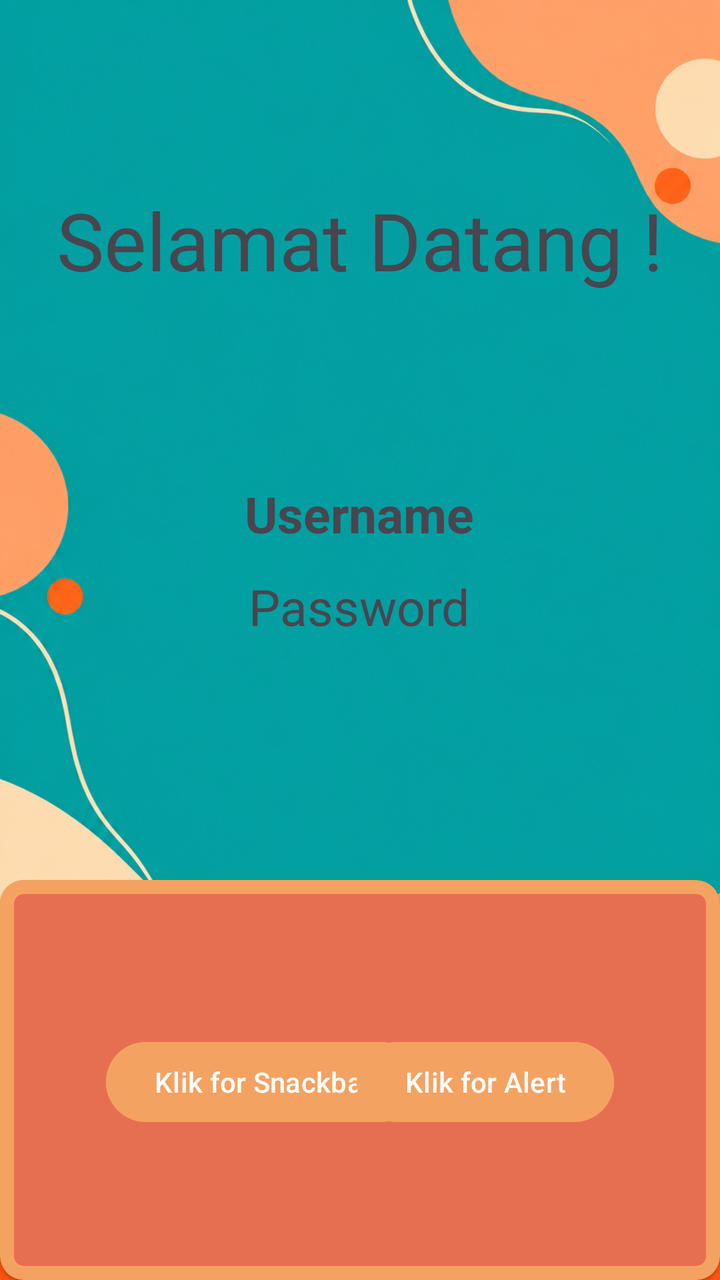
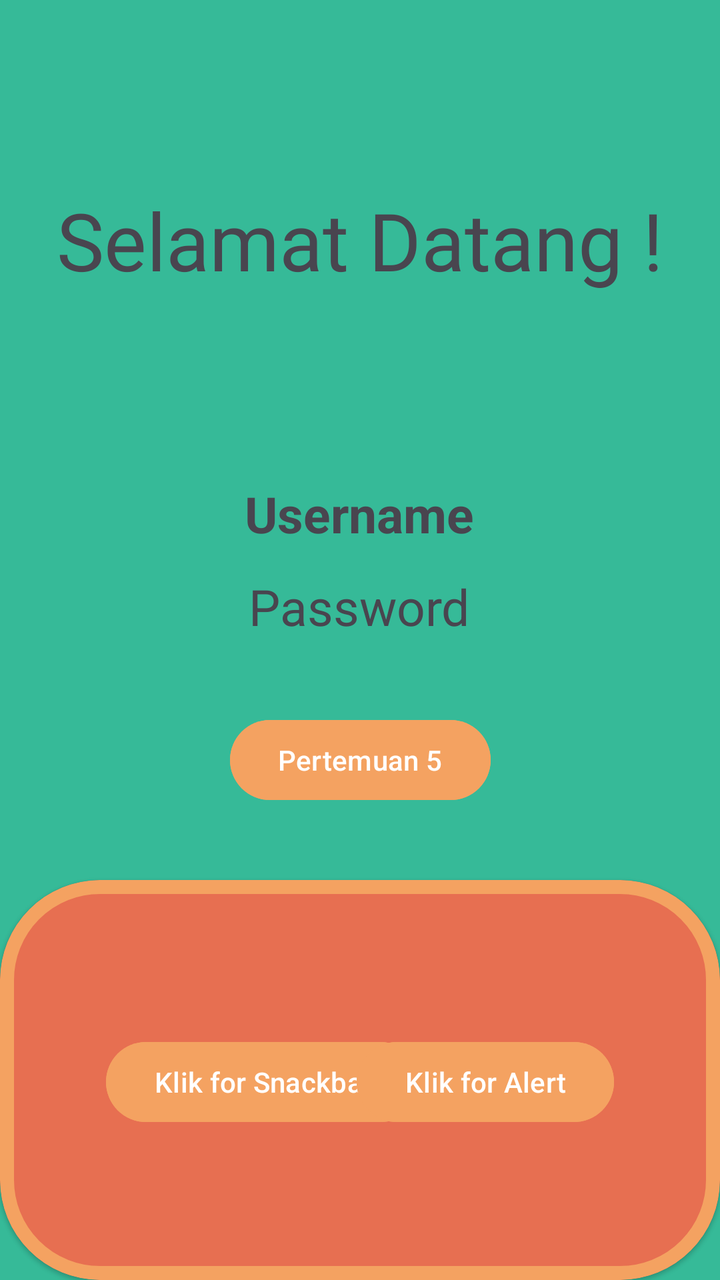

The first picture is an Android layout as it rendered before a commit; the second is the same layout after the commit. The layout source and the unified diff follow.
<!-- AndroidManifest.xml: application theme Theme.Abil -->
<!-- res/layout/activity_main.xml -->
<?xml version="1.0" encoding="utf-8"?>
<androidx.constraintlayout.widget.ConstraintLayout xmlns:android="http://schemas.android.com/apk/res/android"
    xmlns:app="http://schemas.android.com/apk/res-auto"
    xmlns:tools="http://schemas.android.com/tools"
    android:id="@+id/main"
    android:layout_width="match_parent"
    android:layout_height="match_parent"
    android:background="@drawable/background"
    tools:context=".MainActivity">

    <TextView
        android:id="@+id/txtUsername"
        android:layout_width="wrap_content"
        android:layout_height="wrap_content"
        android:layout_marginTop="240dp"
        android:text="Username"
        android:textSize="25sp"
        android:textStyle="bold"
        app:layout_constraintEnd_toEndOf="parent"
        app:layout_constraintHorizontal_bias="0.498"
        app:layout_constraintStart_toStartOf="parent"
        app:layout_constraintTop_toTopOf="parent" />

    <TextView
        android:id="@+id/txtPassword"
        android:layout_width="wrap_content"
        android:layout_height="wrap_content"
        android:text="Password"
        android:textSize="25sp"
        app:layout_constraintBottom_toBottomOf="parent"
        app:layout_constraintEnd_toEndOf="parent"
        app:layout_constraintHorizontal_bias="0.498"
        app:layout_constraintStart_toStartOf="parent"
        app:layout_constraintTop_toBottomOf="@+id/txtUsername"
        app:layout_constraintVertical_bias="0.038" />

    <com.google.android.material.card.MaterialCardView
        android:layout_width="match_parent"
        android:layout_height="200dp"
        android:layout_marginTop="124dp"
        app:cardBackgroundColor="@color/red"
        app:strokeColor="@color/orange"
        app:strokeWidth="7dp"
        app:cardElevation="1dp"
        app:layout_constraintBottom_toBottomOf="parent"
        app:layout_constraintEnd_toEndOf="parent"
        app:layout_constraintHorizontal_bias="0.0"
        app:layout_constraintStart_toStartOf="parent"
        app:layout_constraintTop_toBottomOf="@+id/txtPassword"
        app:layout_constraintVertical_bias="1.0">

        <androidx.constraintlayout.widget.ConstraintLayout
            android:layout_width="match_parent"
            android:layout_height="match_parent"
            android:layout_margin="5dp">

            <Button
                android:id="@+id/btnsnackbar"
                android:layout_width="wrap_content"
                android:layout_height="wrap_content"
                android:layout_marginStart="48dp"
                android:backgroundTint="@color/orange"
                android:text="Klik for Snackbar"
                app:layout_constraintBottom_toBottomOf="parent"
                app:layout_constraintStart_toStartOf="parent"
                app:layout_constraintTop_toTopOf="parent"
                app:layout_constraintVertical_bias="0.506" />

            <Button
                android:id="@+id/btnAlert"
                android:layout_width="wrap_content"
                android:layout_height="wrap_content"
                android:layout_marginEnd="48dp"
                android:backgroundTint="@color/orange"
                android:text="Klik for Alert"
                app:layout_constraintBottom_toBottomOf="@+id/btnsnackbar"
                app:layout_constraintEnd_toEndOf="parent"
                app:layout_constraintTop_toTopOf="@+id/btnsnackbar"
                app:layout_constraintVertical_bias="0.0" />

        </androidx.constraintlayout.widget.ConstraintLayout>


    </com.google.android.material.card.MaterialCardView>

    <TextView
        android:id="@+id/textView2"
        android:layout_width="wrap_content"
        android:layout_height="wrap_content"
        android:text="@string/deskripsi"
        android:fontFamily="@font/retro_music"
        android:textSize="40sp"
        app:layout_constraintBottom_toTopOf="@+id/txtUsername"
        app:layout_constraintEnd_toEndOf="parent"
        app:layout_constraintStart_toStartOf="parent"
        app:layout_constraintTop_toTopOf="parent" />


</androidx.constraintlayout.widget.ConstraintLayout>
<!-- resources referenced by this layout -->
<resources>
  <color name="orange">#F4A261</color>
  <color name="red">#E76F51</color>
  <!-- drawable background: png bitmap (drawable, 987253 bytes) -->
  <string name="deskripsi">Selamat Datang !</string>
  <style name="Theme.Abil" parent="Base.Theme.Abil" />
  <style name="Base.Theme.Abil" parent="Theme.Material3.DayNight.NoActionBar">
          
          
      </style>
</resources>

<!-- the commit's change to res/layout/activity_main.xml (unified diff, before → after) -->
@@ -5,7 +5,7 @@
     android:id="@+id/main"
     android:layout_width="match_parent"
     android:layout_height="match_parent"
-    android:background="@drawable/background"
+    android:background="@color/teal"
     tools:context=".MainActivity">
 
     <TextView
@@ -35,19 +35,21 @@
         app:layout_constraintVertical_bias="0.038" />
 
     <com.google.android.material.card.MaterialCardView
+        android:id="@+id/materialCardView"
         android:layout_width="match_parent"
         android:layout_height="200dp"
         android:layout_marginTop="124dp"
         app:cardBackgroundColor="@color/red"
-        app:strokeColor="@color/orange"
-        app:strokeWidth="7dp"
         app:cardElevation="1dp"
+        app:cardCornerRadius="50dp"
         app:layout_constraintBottom_toBottomOf="parent"
         app:layout_constraintEnd_toEndOf="parent"
         app:layout_constraintHorizontal_bias="0.0"
         app:layout_constraintStart_toStartOf="parent"
         app:layout_constraintTop_toBottomOf="@+id/txtPassword"
-        app:layout_constraintVertical_bias="1.0">
+        app:layout_constraintVertical_bias="1.0"
+        app:strokeColor="@color/orange"
+        app:strokeWidth="7dp">
 
         <androidx.constraintlayout.widget.ConstraintLayout
             android:layout_width="match_parent"
@@ -95,5 +97,16 @@
         app:layout_constraintStart_toStartOf="parent"
         app:layout_constraintTop_toTopOf="parent" />
 
+    <Button
+        android:id="@+id/btnToLima"
+        android:layout_width="wrap_content"
+        android:layout_height="wrap_content"
+        android:text="Pertemuan 5"
+        android:backgroundTint="@color/orange"
+        app:layout_constraintBottom_toTopOf="@+id/materialCardView"
+        app:layout_constraintEnd_toEndOf="parent"
+        app:layout_constraintStart_toStartOf="parent"
+        app:layout_constraintTop_toBottomOf="@+id/txtPassword" />
+
 
 </androidx.constraintlayout.widget.ConstraintLayout>
<!-- resource entries referenced after the edit -->
@@ -2,7 +2,7 @@
 <resources>
   <color name="orange">#F4A261</color>
   <color name="red">#E76F51</color>
-  <!-- drawable background: png bitmap (drawable, 987253 bytes) -->
+  <color name="teal">#36BA98</color>
   <string name="deskripsi">Selamat Datang !</string>
   <style name="Theme.Abil" parent="Base.Theme.Abil" />
   <style name="Base.Theme.Abil" parent="Theme.Material3.DayNight.NoActionBar">
